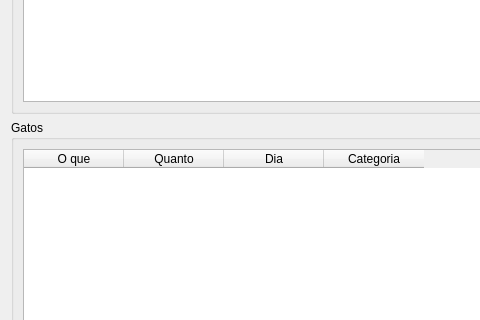
Above: forms/spentInMonthEditor.ui from gusttav-lang/Financial-Controller before the change; both pictures show x 0 to 480 and y 188 to 508 of the 1122 by 846 pixel window. Below: the same form after it.
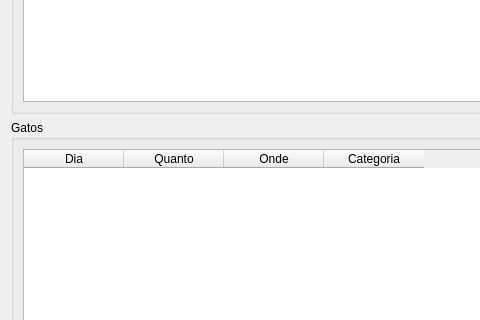
That is the form after the change.

Patch:
```diff
--- a/forms/spentInMonthEditor.ui
+++ b/forms/spentInMonthEditor.ui
@@ -95,21 +95,21 @@
      <layout class="QGridLayout" name="gridLayout_3">
       <item row="0" column="0">
        <widget class="QTableWidget" name="tableWidget_spent">
-        <column>
-         <property name="text">
-          <string>O que</string>
-         </property>
-        </column>
-        <column>
-         <property name="text">
-          <string>Quanto</string>
-         </property>
-        </column>
         <column>
          <property name="text">
           <string>Dia</string>
          </property>
         </column>
+        <column>
+         <property name="text">
+          <string>Quanto</string>
+         </property>
+        </column>
+        <column>
+         <property name="text">
+          <string>Onde</string>
+         </property>
+        </column>
         <column>
          <property name="text">
           <string>Categoria</string>
```
